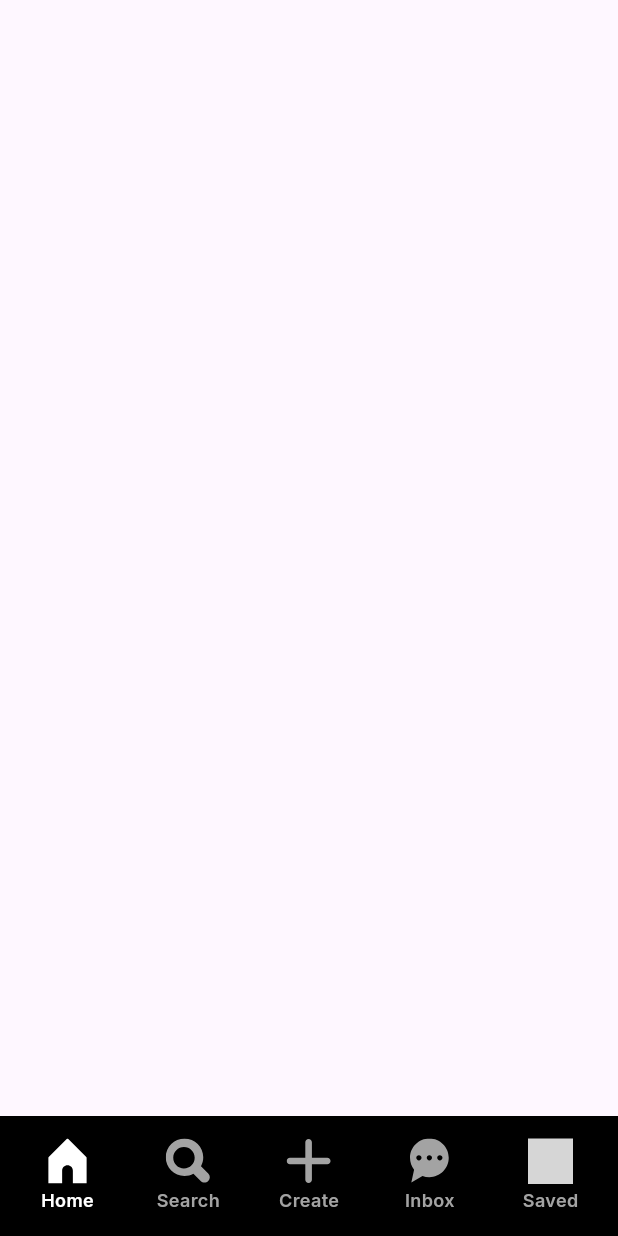
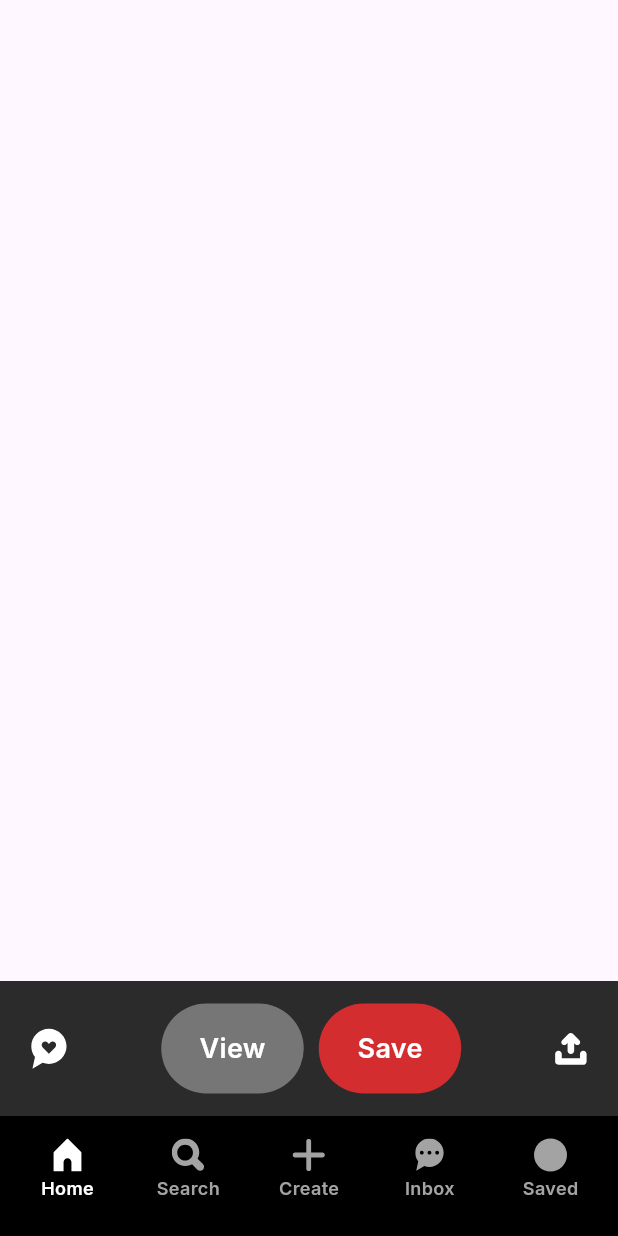
Before and after one commit to lyGrace2003/pinterest_clone, a Flutter app: the screen it shows after launch, on a phone screen of 412 x 824 dp. Run offline on Flutter 3.47's test engine with Material 3 defaults, Android fonts, the phone set to English and light mode, and no system bars; our stand-ins replace flutter_svg, google_fonts; grey boxes are pictures that could not be loaded.

Commit message:
adjusted navigation bar, finalized view_save widget

```diff
--- a/lib/login-sign up/landing_page.dart
+++ b/lib/login-sign up/landing_page.dart
@@ -1,4 +1,5 @@
 import 'package:flutter/material.dart';
+import 'package:pinterest_clone/widgets/view_save.dart';
 // import 'package:pinterest_clone/utils/size_config.dart';
 
 import '../widgets/navigation_bar.dart';
@@ -14,14 +15,12 @@ class _LandingPageState extends State<LandingPage> {
   @override
   Widget build(BuildContext context) {
 
-    return Scaffold(
+    return const Scaffold(
       body: Column(
         children: [
-          Container(
-            height: 50,
-          ),
-          const Spacer(),
-          const NavigationBarWidget(selectedItem: 'home',),
+          Spacer(),
+          ViewSaveWidget(),
+          NavigationBarWidget(selectedItem: 'home',),
         ],
       ),
     );
--- a/lib/main.dart
+++ b/lib/main.dart
@@ -13,6 +13,7 @@ class MyApp extends StatelessWidget {
   @override
   Widget build(BuildContext context) {
     return MaterialApp(
+        debugShowCheckedModeBanner: false,
         theme: ThemeData(
           primaryColor: const Color(0xFFFCFCFC),
         ),
--- a/lib/widgets/navigation_bar.dart
+++ b/lib/widgets/navigation_bar.dart
@@ -27,8 +27,8 @@ class _NavigationBarWidgetState extends State<NavigationBarWidget>  {
  @override
  Widget build(BuildContext context) {
     return Positioned(
-      right: 0,
-      top: 0,
+      left: 0,
+      bottom: 0,
       child: Row(
         children: [
           Container(
@@ -36,7 +36,7 @@ class _NavigationBarWidgetState extends State<NavigationBarWidget>  {
             width: MediaQuery.of(context).size.width,
             color: const Color(0xFF000000),
             child: Padding(
-              padding: const EdgeInsets.fromLTRB(20,5,20,5),
+              padding: const EdgeInsets.fromLTRB(20,0,20,0),
               child: Row(
                 children: [
                   _navItems('Home', 'lib/assets/icons/Home.svg', _selectedItem == 'home', () => setState(() => _selectedItem = 'home'),),
@@ -47,7 +47,7 @@ class _NavigationBarWidgetState extends State<NavigationBarWidget>  {
                   const Spacer(),
                   _navItems('Inbox', 'lib/assets/icons/Inbox.svg', _selectedItem == 'inbox', () => setState(() => _selectedItem = 'inbox'),),
                   const Spacer(),
-                  _navItems('Saved', 'iconPath', _selectedItem == 'saved', () => setState(() => _selectedItem = 'saved'),)
+                  _navItems('Saved', 'NULL', _selectedItem == 'saved', () => setState(() => _selectedItem = 'saved'),)
                 ],
               ),
             ),
@@ -58,6 +58,38 @@ class _NavigationBarWidgetState extends State<NavigationBarWidget>  {
  }
 
  Widget _navItems(String title, String iconPath, bool isSelected, VoidCallback onTap) {
+  if (iconPath == 'NULL') {
+    return GestureDetector(
+      onTap: onTap,
+      child: SizedBox(
+        width: 50,
+        height: 50,
+        child: Column(
+          children: [
+            Container(
+              width: 22,
+              height: 22,
+              decoration: BoxDecoration(
+                color: const Color(0xFFA3A3A3),
+                borderRadius: BorderRadius.circular(100),
+              ),
+            ),
+            const SizedBox(height: 2.5,),
+            Text(
+              title,
+              style: GoogleFonts.inter(
+                color: isSelected
+                  ? const Color(0xFFFFFFFF)
+                  : const Color(0xFFA3A3A3),
+                fontSize: 12,
+                fontWeight: FontWeight.w600,
+              ),
+            )
+          ],
+        ),
+      ),
+    );
+  } else {
     return GestureDetector(
       onTap: onTap,
       child: SizedBox(
@@ -66,8 +98,8 @@ class _NavigationBarWidgetState extends State<NavigationBarWidget>  {
         child: Column(
           children: [
             SizedBox(
-              width: 30,
-              height: 30,
+              width: 22,
+              height: 22,
               child: SvgPicture.asset(iconPath, color: isSelected
                     ? const Color(0xFFFFFFFF)
                     : const Color(0xFFA3A3A3),),
@@ -76,9 +108,9 @@ class _NavigationBarWidgetState extends State<NavigationBarWidget>  {
             Text(
               title,
               style: GoogleFonts.inter(
-                 color: isSelected
-                    ? const Color(0xFFFFFFFF)
-                    : const Color(0xFFA3A3A3),
+                color: isSelected
+                  ? const Color(0xFFFFFFFF)
+                  : const Color(0xFFA3A3A3),
                 fontSize: 12,
                 fontWeight: FontWeight.w600,
               ),
@@ -87,6 +119,8 @@ class _NavigationBarWidgetState extends State<NavigationBarWidget>  {
         ),
       ),
     );
- }
+  }
+}
+
 
 }
--- a/lib/widgets/view_save.dart
+++ b/lib/widgets/view_save.dart
@@ -1,6 +1,8 @@
 
 import 'package:flutter/material.dart';
 import 'package:flutter/widgets.dart';
+import 'package:flutter_svg/svg.dart';
+import 'package:google_fonts/google_fonts.dart';
 // import 'package:flutter_svg/flutter_svg.dart';
 // import 'package:google_fonts/google_fonts.dart';
 
@@ -17,13 +19,69 @@ class _ViewSaveWidgetState extends State<ViewSaveWidget>  {
 
  @override
  Widget build(BuildContext context) {
-    return const Positioned(
-      right: 0,
-      top: 0,
-      child: Row(
-        children: [
-
-        ],
+    return SizedBox(
+      child: Container(
+        height: 90,
+        width: MediaQuery.of(context).size.width,
+        color: const Color(0xFF2B2B2B),
+        child: Padding(
+          padding: const EdgeInsets.fromLTRB(20,0,20,0),
+          child: Row(
+            children: [
+              SizedBox(
+              width: 25,
+              height: 28,
+              child: SvgPicture.asset('lib/assets/icons/Heart.svg',
+              color: const Color(0xFFFFFFFF),),
+            ),
+            const Spacer(),
+                Container(
+                  width: 95,
+                  height: 60,
+                  decoration: BoxDecoration(
+                    color: const Color(0xFF767676),
+                    borderRadius: BorderRadius.circular(50)
+                  ),
+                  child: Center(
+                    child: Text(
+                                  'View',
+                                  style: GoogleFonts.inter(
+                     color: const Color(0xFFFFFFFF),
+                    fontSize: 18,
+                    fontWeight: FontWeight.w600,
+                                  ),
+                                ),
+                  ),
+                ),
+                const SizedBox(width: 10,),
+                Container(
+                  width: 95,
+                  height: 60,
+                  decoration: BoxDecoration(
+                    color: const Color(0xFFD32D2F),
+                    borderRadius: BorderRadius.circular(50)
+                  ),
+                  child: Center(
+                    child: Text(
+                                  'Save',
+                                  style: GoogleFonts.inter(
+                     color: const Color(0xFFFFFFFF),
+                    fontSize: 18,
+                    fontWeight: FontWeight.w600,
+                                  ),
+                                ),
+                  ),
+                ),
+                const Spacer(),
+                SizedBox(
+              width: 22,
+              height: 22,
+              child: SvgPicture.asset('lib/assets/icons/Upload.svg',
+              color: const Color(0xFFFFFFFF),),
+            ),
+            ],
+          ),
+        ),
       ),
     );
  }
--- a/pubspec.yaml
+++ b/pubspec.yaml
@@ -31,3 +31,5 @@ flutter:
     - lib/assets/icons/Search.svg
     - lib/assets/icons/Create.svg
     - lib/assets/icons/Inbox.svg
+    - lib/assets/icons/Heart.svg
+    - lib/assets/icons/Upload.svg
```
Also changed, not shown: lib/assets/icons/Heart.svg (added), lib/assets/icons/Upload.svg (added).
